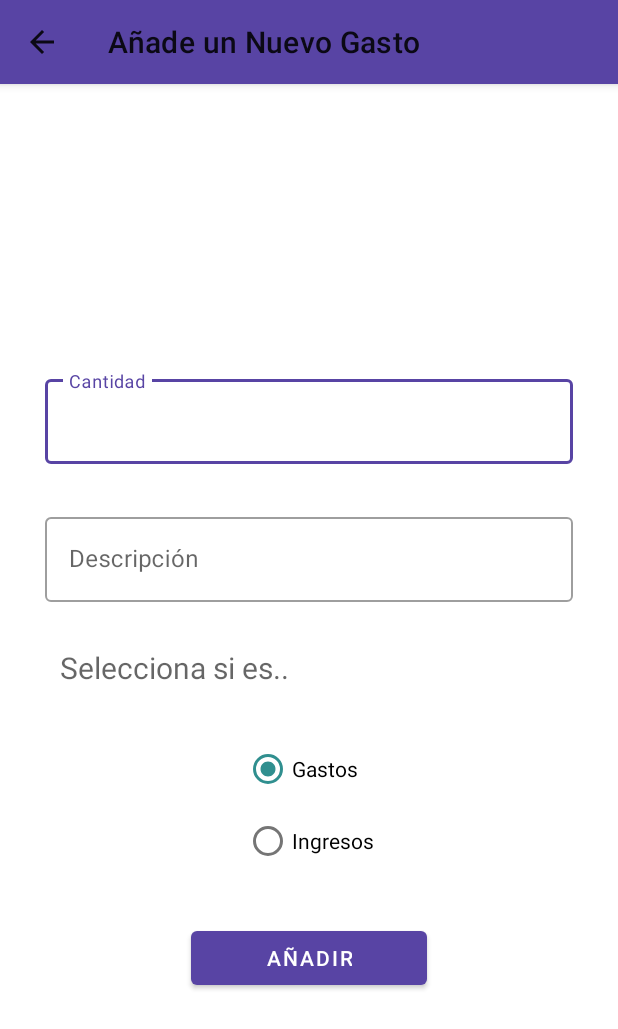
After one commit to MMJimenez/OutlayCalc, an Android app: the AddMovementActivity screen opened directly, with no data from a screen before it, on a phone screen of 412 x 824 dp. The commit adds this screen. Shown: the top 1029 px of the screen. Run offline under Robolectric (Android 15) with nearby library versions, the phone set to English and light mode, and no system bars; our stand-ins replace Firebase (no records; nobody signed in at launch, a user with empty details on screens opened directly).

Commit message:
final comit

```diff
--- a/app/build.gradle
+++ b/app/build.gradle
@@ -32,6 +32,7 @@ dependencies {
     implementation 'androidx.appcompat:appcompat:1.1.0'
     implementation 'androidx.core:core-ktx:1.2.0'
     implementation 'androidx.constraintlayout:constraintlayout:1.1.3'
+    implementation 'com.google.android.material:material:1.1.0'
     implementation 'com.google.firebase:firebase-analytics:17.4.1'
     implementation 'com.google.firebase:firebase-firestore:21.4.3'
     implementation 'com.google.firebase:firebase-auth:19.3.1'
--- a/app/src/main/AndroidManifest.xml
+++ b/app/src/main/AndroidManifest.xml
@@ -9,7 +9,10 @@
         android:roundIcon="@mipmap/ic_launcher_round"
         android:supportsRtl="true"
         android:theme="@style/AppTheme">
-        <activity android:name=".MainActivity"></activity>
+        <activity android:name=".AddMovementActivity"
+            android:parentActivityName=".MainActivity"></activity>
+        <activity android:name=".MainActivity"
+            android:theme="@style/AppThemeNoActionBarr"/>
         <activity android:name=".SingInActivity">
             <intent-filter>
                 <action android:name="android.intent.action.MAIN" />
--- /dev/null
+++ b/app/src/main/java/com/example/outlaycalc/AddMovementActivity.kt
@@ -0,0 +1,52 @@
+package com.example.outlaycalc
+
+import android.content.Intent
+import androidx.appcompat.app.AppCompatActivity
+import android.os.Bundle
+import android.util.Log
+import com.example.outlaycalc.models.Movement
+import com.google.firebase.auth.FirebaseAuth
+import com.google.firebase.firestore.FirebaseFirestore
+import kotlinx.android.synthetic.main.activity_add_movement.*
+
+class AddMovementActivity : AppCompatActivity() {
+
+    // Access a Cloud Firestore instance from your Activity
+    val db = FirebaseFirestore.getInstance()
+    private lateinit var auth: FirebaseAuth// ...
+
+
+    override fun onCreate(savedInstanceState: Bundle?) {
+        super.onCreate(savedInstanceState)
+        setContentView(R.layout.activity_add_movement)
+
+        auth = FirebaseAuth.getInstance()
+
+        title = "Añade un Nuevo Gasto"
+
+        val query = db.collection("users").document(auth.currentUser!!.uid).collection("movements")
+
+        btnAdd.setOnClickListener {
+            createMovement()
+        }
+    }
+
+    fun createMovement() {
+        var newMovement = Movement()
+        newMovement.amount = inputTxtAmount.text.toString().toDouble()
+        newMovement.description = inputTxtDescription.text.toString()
+        if (radioIngress.isChecked) {
+            newMovement.outlay = false
+        }
+        Log.v(
+            "miApp",
+            "createMovement: ${newMovement.amount}, ${newMovement.description}, ${newMovement.outlay}"
+        )
+        db.collection("users").document(auth.currentUser?.uid!!).collection("movements")
+            .add(newMovement)
+            .addOnCompleteListener {
+                Log.i("miApp", "datos enviados correctamente")
+                startActivity(Intent(this, MainActivity::class.java))
+            }
+    }
+}
--- /dev/null
+++ b/app/src/main/java/com/example/outlaycalc/AmountSum.kt
@@ -0,0 +1,5 @@
+package com.example.outlaycalc
+
+interface AmountSum {
+    fun sumatory(money: Double)
+}
--- a/app/src/main/java/com/example/outlaycalc/models/Movement.kt
+++ b/app/src/main/java/com/example/outlaycalc/models/Movement.kt
@@ -1,7 +1,10 @@
 package com.example.outlaycalc.models
+
+import java.util.*
 
 class Movement {
     var amount: Double? = null
     var description: String = ""
     var outlay: Boolean = true
+    var date: Date = Date()
 }
--- /dev/null
+++ b/app/src/main/res/drawable/ic_add.xml
@@ -0,0 +1,5 @@
+<vector android:height="24dp" android:tint="#F4F4F4"
+    android:viewportHeight="24.0" android:viewportWidth="24.0"
+    android:width="24dp" xmlns:android="http://schemas.android.com/apk/res/android">
+    <path android:fillColor="#000000" android:pathData="M19,13h-6v6h-2v-6H5v-2h6V5h2v6h6v2z"/>
+</vector>
--- /dev/null
+++ b/app/src/main/res/layout/activity_add_movement.xml
@@ -0,0 +1,80 @@
+<?xml version="1.0" encoding="utf-8"?>
+<LinearLayout xmlns:android="http://schemas.android.com/apk/res/android"
+    xmlns:app="http://schemas.android.com/apk/res-auto"
+    xmlns:tools="http://schemas.android.com/tools"
+    android:layout_width="match_parent"
+    android:layout_height="match_parent"
+    android:gravity="center"
+    android:orientation="vertical"
+    tools:context=".AddMovementActivity">
+
+    <com.google.android.material.textfield.TextInputLayout
+        style="@style/Widget.MaterialComponents.TextInputLayout.OutlinedBox"
+        android:layout_width="match_parent"
+        android:layout_height="wrap_content"
+        android:layout_marginHorizontal="30dp"
+        android:layout_marginTop="30dp"
+        android:hint="Cantidad">
+
+        <com.google.android.material.textfield.TextInputEditText
+            android:id="@+id/inputTxtAmount"
+            android:layout_width="match_parent"
+            android:layout_height="wrap_content"
+            android:inputType="numberDecimal" />
+
+    </com.google.android.material.textfield.TextInputLayout>
+
+    <com.google.android.material.textfield.TextInputLayout
+        style="@style/Widget.MaterialComponents.TextInputLayout.OutlinedBox"
+        android:layout_width="match_parent"
+        android:layout_height="wrap_content"
+        android:layout_marginHorizontal="30dp"
+        android:layout_marginTop="30dp"
+        android:hint="Descripción">
+
+        <com.google.android.material.textfield.TextInputEditText
+            android:id="@+id/inputTxtDescription"
+            android:layout_width="match_parent"
+            android:layout_height="wrap_content" />
+    </com.google.android.material.textfield.TextInputLayout>
+
+    <TextView
+        style="@style/Widget.MaterialComponents.TextInputLayout.OutlinedBox"
+        android:layout_width="match_parent"
+        android:layout_height="wrap_content"
+        android:layout_marginHorizontal="40dp"
+        android:layout_marginTop="30dp"
+        android:hint="Selecciona si es.."
+        android:textSize="20sp"/>
+
+    <RadioGroup
+        android:layout_width="wrap_content"
+        android:layout_height="wrap_content"
+        android:layout_marginTop="30dp"
+        android:checkedButton="@+id/radioOutlay"
+        android:orientation="vertical">
+
+        <RadioButton
+            android:id="@+id/radioOutlay"
+            android:layout_width="wrap_content"
+            android:layout_height="wrap_content"
+            android:text="Gastos" />
+
+        <RadioButton
+            android:id="@+id/radioIngress"
+            android:layout_width="wrap_content"
+            android:layout_height="wrap_content"
+            android:text="Ingresos" />
+    </RadioGroup>
+
+    <com.google.android.material.button.MaterialButton
+        android:id="@+id/btnAdd"
+        android:layout_width="wrap_content"
+        android:layout_height="wrap_content"
+        android:layout_gravity="center_horizontal"
+        android:layout_marginTop="30dp"
+        android:paddingHorizontal="50dp"
+        android:text="Añadir" />
+
+
+</LinearLayout>
--- a/app/src/main/res/values/styles.xml
+++ b/app/src/main/res/values/styles.xml
@@ -8,4 +8,12 @@
         <item name="colorAccent">@color/colorAccent</item>
     </style>
 
+    <style name="AppThemeNoActionBarr" parent="Theme.MaterialComponents.Light.NoActionBar">
+        <!-- Customize your theme here. -->
+        <item name="colorPrimary">@color/colorPrimary</item>
+        <item name="colorPrimaryDark">@color/colorPrimaryDark</item>
+        <item name="colorAccent">@color/colorAccent</item>
+    </style>
+
+
 </resources>
```
Also changed, not shown: app/src/main/java/com/example/outlaycalc/MainActivity.kt (+71 -1 lines), app/src/main/java/com/example/outlaycalc/adapters/MovementsAdapter.kt (+22 -6 lines), app/src/main/res/drawable/ic_exit_to_app_black_24dp.xml (added, +9 -0 lines), app/src/main/res/layout/activity_main.xml (+60 -10 lines), app/src/main/res/layout/item_movement.xml (added, +53 -0 lines), app/src/main/res/menu/top_app_bar.xml (added, +12 -0 lines), app/src/main/res/drawable/ic_arrow_left.png (added), app/src/main/res/drawable/ic_arrow_right.png (added).
